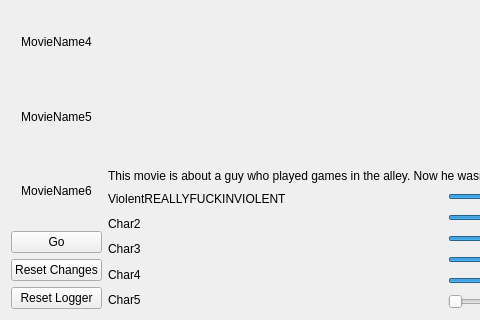
Rauf-Kurbanov/movie_searcher, file gui/layoutGUI.ui: the form before one commit; both pictures show x 0 to 480 and y 227 to 547 of the 793 by 547 pixel window.
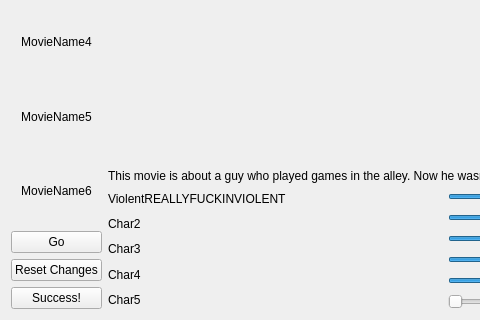
The form after the commit.

Commit message: All done in the logger (added a success)

```diff
--- a/gui/layoutGUI.ui
+++ b/gui/layoutGUI.ui
@@ -357,7 +357,7 @@
      <item>
       <widget class="QPushButton" name="loggerButton">
        <property name="text">
-        <string>Reset Logger</string>
+        <string>Success!</string>
        </property>
       </widget>
      </item>
```
The commit also changes 3 other files.
